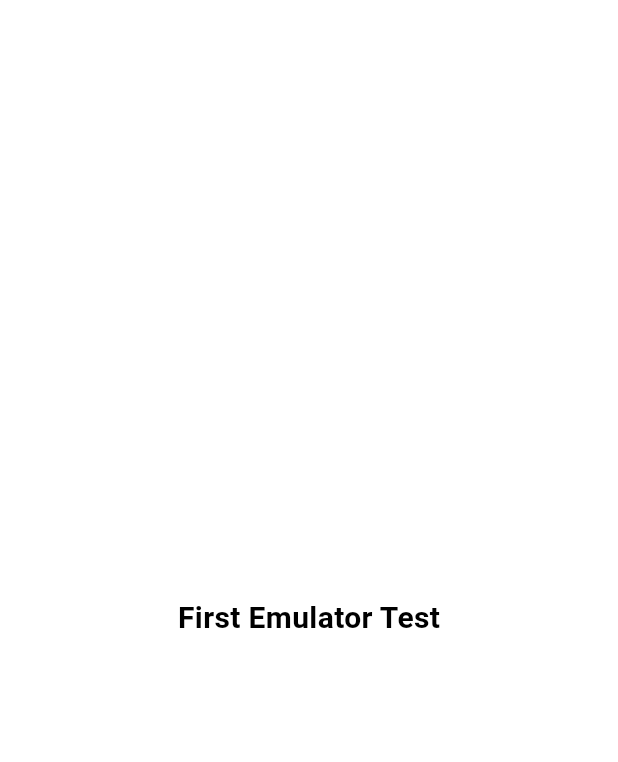
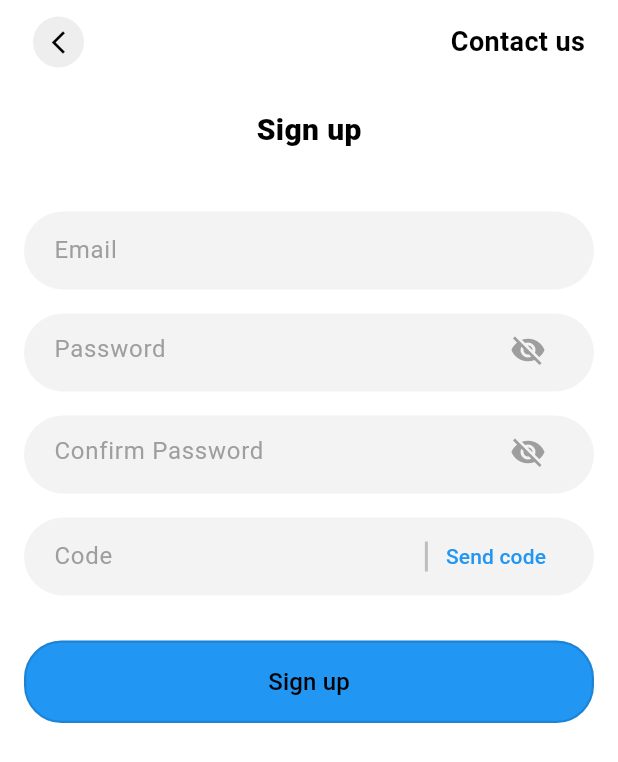
Before and after one commit to zaibappdev/deepseek_clone_app, a Flutter app: the SignInScreen screen opened directly, on a phone screen of 412 x 824 dp. Shown: the top 762 px of the screen. Run offline on Flutter 3.47's test engine with Material 3 defaults, Android fonts, the phone set to English and light mode, and no system bars; our stand-ins replace go_router.

Commit message:
Initial commit

```diff
--- /dev/null
+++ b/lib/core/common_widgets/app_bar_widget.dart
@@ -0,0 +1,68 @@
+import 'package:flutter/material.dart';
+
+class AppBarWidget extends StatelessWidget implements PreferredSizeWidget {
+  final VoidCallback? onBack;
+  final VoidCallback? onContact;
+
+  const AppBarWidget({super.key, this.onBack, this.onContact});
+
+  @override
+  Widget build(BuildContext context) {
+    return AppBar(
+      backgroundColor: Colors.white,
+      elevation: 0,
+      automaticallyImplyLeading: false,
+      automaticallyImplyActions: false,
+      centerTitle: true,
+
+      // Leading Button
+      leading: Padding(
+        padding: const EdgeInsets.only(left: 22),
+        child: InkWell(
+          borderRadius: BorderRadius.circular(30),
+          onTap: onBack,
+          splashColor: Colors.transparent,
+          highlightColor: Colors.transparent,
+          child: Container(
+            height: 20,
+            width: 20,
+            decoration: BoxDecoration(
+              color: Colors.grey.shade200,
+              shape: BoxShape.circle,
+            ),
+            child: const Center(
+              child: Icon(
+                Icons.arrow_back_ios_new_outlined,
+                color: Colors.black,
+                size: 18,
+              ),
+            ),
+          ),
+        ),
+      ),
+
+      // Action Text
+      actions: [
+        Padding(
+          padding: const EdgeInsets.only(right: 22),
+          child: InkWell(
+            onTap: onContact,
+            splashColor: Colors.transparent,
+            highlightColor: Colors.transparent,
+            child: const Text(
+              "Contact us",
+              style: TextStyle(
+                color: Colors.black,
+                fontSize: 18,
+                fontWeight: FontWeight.w600,
+              ),
+            ),
+          ),
+        ),
+      ],
+    );
+  }
+
+  @override
+  Size get preferredSize => const Size.fromHeight(kToolbarHeight);
+}
--- a/lib/core/common_widgets/elevated_button_widget.dart
+++ b/lib/core/common_widgets/elevated_button_widget.dart
@@ -2,14 +2,16 @@ import 'package:flutter/material.dart';
 
 class ElevatedButtonWidget extends StatelessWidget {
   final String text;
-  final String? iconPath; // optional PNG icon
+  final String? iconPath;
   final VoidCallback onTap;
+  final Color? backgroundColor;
 
   const ElevatedButtonWidget({
     super.key,
     required this.text,
     required this.onTap,
     this.iconPath,
+    this.backgroundColor,
   });
 
   @override
@@ -20,7 +22,7 @@ class ElevatedButtonWidget extends StatelessWidget {
       child: ElevatedButton(
         onPressed: onTap,
         style: ElevatedButton.styleFrom(
-          backgroundColor: Colors.white,
+          backgroundColor: backgroundColor ?? Colors.white,
           shadowColor: Colors.transparent,
           elevation: 0,
           shape: RoundedRectangleBorder(
--- a/lib/features/authentication/sign_in/sign_in_screen.dart
+++ b/lib/features/authentication/sign_in/sign_in_screen.dart
@@ -1,4 +1,6 @@
+import 'package:deepseek_clone_app/core/common_widgets/app_bar_widget.dart';
 import 'package:flutter/material.dart';
+import '../../../core/common_widgets/elevated_button_widget.dart';
 
 class SignInScreen extends StatefulWidget {
   const SignInScreen({super.key});
@@ -10,25 +12,178 @@ class SignInScreen extends StatefulWidget {
 class _SignInScreenState extends State<SignInScreen> {
   @override
   Widget build(BuildContext context) {
+    TextEditingController emailController = TextEditingController();
+    TextEditingController passwordController = TextEditingController();
+    TextEditingController confirmController = TextEditingController();
+    TextEditingController codeController = TextEditingController();
+
+    bool obscurePassword = true;
+
     return Scaffold(
       backgroundColor: Colors.white,
 
+      // App Bar
+      appBar: AppBarWidget(onBack: () {}, onContact: () {}),
+
       // Body
-      body: Column(
-        mainAxisAlignment: MainAxisAlignment.center,
+      body: Padding(
+        padding: const EdgeInsets.all(16),
+        child: Column(
+          mainAxisAlignment: MainAxisAlignment.start,
           children: [
             Center(
               child: Text(
-              "First Emulator Test",
+                "Sign up",
                 style: TextStyle(
                   color: Colors.black,
                   fontSize: 20,
-                fontWeight: FontWeight.w600,
+                  fontWeight: FontWeight.w800,
                 ),
+              ),
+            ),
+
+            const SizedBox(height: 40),
+
+            // Email
+            Container(
+              height: 52,
+              padding: const EdgeInsets.symmetric(horizontal: 20),
+              decoration: BoxDecoration(
+                color: const Color(0xfff3f3f3),
+                borderRadius: BorderRadius.circular(40),
+              ),
+              child: Center(
+                child: TextField(
+                  controller: emailController,
+                  keyboardType: TextInputType.emailAddress,
+                  style: const TextStyle(fontSize: 16, color: Colors.black),
+
+                  decoration: const InputDecoration(
+                    border: InputBorder.none,
+                    hintText: "Email",
+                    hintStyle: TextStyle(color: Colors.grey, fontSize: 16),
+                  ),
+                ),
+              ),
+            ),
+
+            const SizedBox(height: 16),
+
+            // Password
+            Container(
+              height: 52,
+              padding: const EdgeInsets.symmetric(horizontal: 20),
+              decoration: BoxDecoration(
+                color: const Color(0xfff3f3f3),
+                borderRadius: BorderRadius.circular(40),
+              ),
+              child: TextField(
+                controller: passwordController,
+                obscureText: obscurePassword,
+                style: const TextStyle(fontSize: 16, color: Colors.black),
+                textAlignVertical: TextAlignVertical.center,
+                decoration: InputDecoration(
+                  border: InputBorder.none,
+                  hintText: "Password",
+                  hintStyle: const TextStyle(color: Colors.grey, fontSize: 16),
+                  suffixIcon: IconButton(
+                    icon: Icon(Icons.visibility_off, color: Colors.grey),
+                    onPressed: () {
+                      setState(() {
+                        obscurePassword = !obscurePassword;
+                      });
+                    },
+                  ),
+                ),
+              ),
+            ),
+
+            const SizedBox(height: 16),
+
+            // Confirm Password
+            Container(
+              height: 52,
+              padding: const EdgeInsets.symmetric(horizontal: 20),
+              decoration: BoxDecoration(
+                color: const Color(0xfff3f3f3),
+                borderRadius: BorderRadius.circular(40),
+              ),
+              child: TextField(
+                controller: confirmController,
+                obscureText: obscurePassword,
+                style: const TextStyle(fontSize: 16, color: Colors.black),
+                textAlignVertical: TextAlignVertical.center,
+                decoration: InputDecoration(
+                  border: InputBorder.none,
+                  hintText: "Confirm Password",
+                  hintStyle: const TextStyle(color: Colors.grey, fontSize: 16),
+                  suffixIcon: IconButton(
+                    icon: Icon(
+                      obscurePassword ? Icons.visibility_off : Icons.visibility,
+                      color: Colors.grey,
+                    ),
+                    onPressed: () {
+                      setState(() {
+                        obscurePassword = !obscurePassword;
+                      });
+                    },
+                  ),
+                ),
+              ),
+            ),
+
+            const SizedBox(height: 16),
+
+            // Code
+            Container(
+              height: 52,
+              padding: const EdgeInsets.symmetric(horizontal: 20),
+              decoration: BoxDecoration(
+                color: const Color(0xfff3f3f3),
+                borderRadius: BorderRadius.circular(40),
+              ),
+              child: Row(
+                children: [
+                  Expanded(
+                    child: TextField(
+                      controller: codeController,
+                      style: const TextStyle(fontSize: 16, color: Colors.black),
+                      decoration: const InputDecoration(
+                        border: InputBorder.none,
+                        hintText: "Code",
+                        hintStyle: TextStyle(color: Colors.grey, fontSize: 16),
+                      ),
+                    ),
+                  ),
+                  // vertical line
+                  Container(
+                    height: 20,
+                    width: 2,
+                    color: Colors.grey.shade400,
+                    margin: const EdgeInsets.symmetric(horizontal: 0),
+                  ),
+                  TextButton(
+                    onPressed: () {},
+                    child: const Text(
+                      "Send code",
+                      style: TextStyle(color: Colors.blue),
                     ),
                   ),
                 ],
               ),
+            ),
+
+            const SizedBox(height: 30),
+
+            // Sign up Button
+            ElevatedButtonWidget(
+              backgroundColor: Colors.blue,
+              text: "Sign up",
+              onTap: () {},
+            ),
+          ],
+        ),
+      ),
     );
   }
 }
```
Lines whose indentation alone changed are shown as unchanged.
